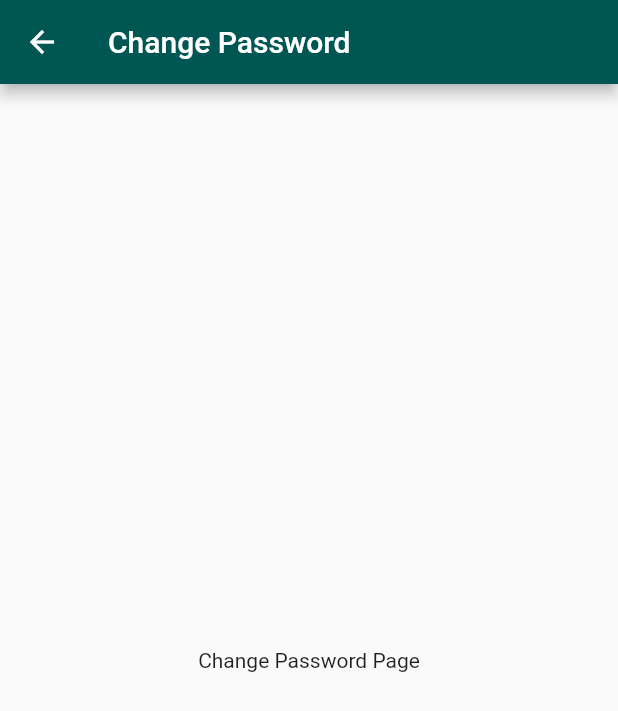
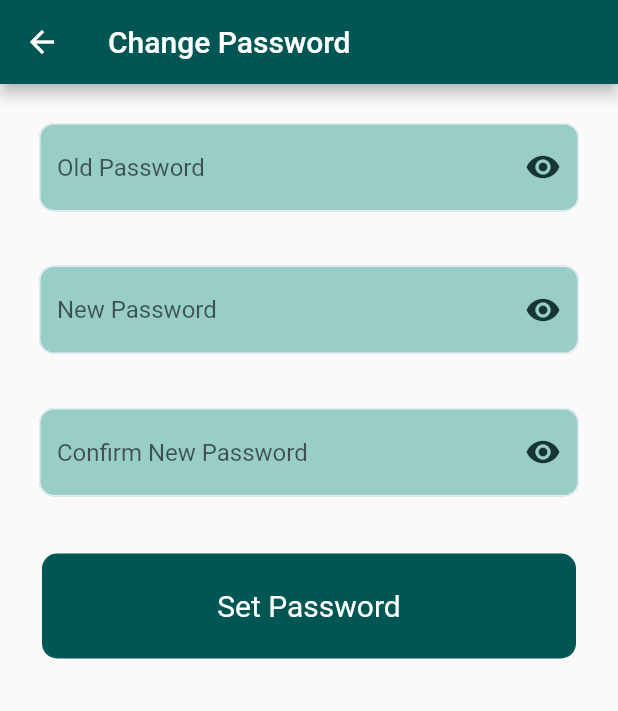
Before and after one commit to Praneetha29/Kavach, a Flutter app: the ChangePasswordPage screen opened directly, on a phone screen of 412 x 824 dp. Shown: the top 711 px of the screen. Run offline on Flutter 3.47's test engine with Material 2 defaults, Android fonts, the phone set to English and light mode, and no system bars; our stand-ins replace flutter_screenutil, geolocator, google_maps_flutter, line_awesome_flutter.

Commit message:
add: change password screen

```diff
--- a/kavach_app/lib/Screens/ChangePasswordPage.dart
+++ b/kavach_app/lib/Screens/ChangePasswordPage.dart
@@ -1,6 +1,12 @@
 import 'package:flutter/material.dart';
+import 'package:kavach_app/widgets/customized_button.dart';
+import 'package:kavach_app/widgets/customized_textfield.dart';
 
 class ChangePasswordPage extends StatelessWidget {
+  final TextEditingController oldPasswordController = TextEditingController();
+  final TextEditingController newPasswordController = TextEditingController();
+  final TextEditingController confirmNewPasswordController = TextEditingController();
+
   @override
   Widget build(BuildContext context) {
     return Scaffold(
@@ -8,8 +14,43 @@ class ChangePasswordPage extends StatelessWidget {
         title: Text('Change Password'),
         backgroundColor: Color(0XFF005653), // Set the app bar color
       ),
-      body: Center(
-        child: Text('Change Password Page'),
+      body: Padding(
+        padding: const EdgeInsets.all(16.0),
+        child: Column(
+          crossAxisAlignment: CrossAxisAlignment.stretch,
+          children: [
+            CustomizedTextField(
+              myController: oldPasswordController,
+              hintText: 'Old Password',
+              isPassword: true,
+              submitted: true,
+            ),
+            SizedBox(height: 16),
+            CustomizedTextField(
+              myController: newPasswordController,
+              hintText: 'New Password',
+              isPassword: true,
+              submitted: true,
+            ),
+            SizedBox(height: 16),
+            CustomizedTextField(
+              myController: confirmNewPasswordController,
+              hintText: 'Confirm New Password',
+              isPassword: true,
+              submitted: true,
+            ),
+            SizedBox(height: 16),
+            CustomizedButton(
+              buttonText: 'Set Password',
+              buttonColor: Color(0XFF005653),
+              textColor: Colors.white,
+              onPressed: () {
+                // Add your logic here for setting the password
+                // You can access oldPasswordController.text, newPasswordController.text, and confirmNewPasswordController.text for user input
+              },
+            ),
+          ],
+        ),
       ),
     );
   }
```
